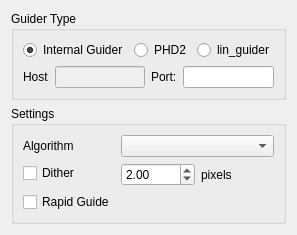
KDE/kstars, file kstars/ekos/guide/opsguide.ui: the form before one commit.
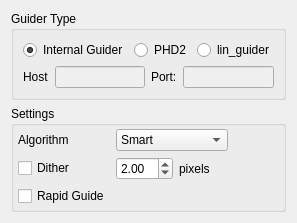
The form after the commit.

Commit message: More progress on guide and calibration options

```diff
--- a/kstars/ekos/guide/opsguide.ui
+++ b/kstars/ekos/guide/opsguide.ui
@@ -7,7 +7,7 @@
     <x>0</x>
     <y>0</y>
     <width>269</width>
-    <height>210</height>
+    <height>207</height>
    </rect>
   </property>
   <property name="windowTitle">
@@ -33,6 +33,9 @@
           <property name="checked">
            <bool>true</bool>
           </property>
+          <attribute name="buttonGroup">
+           <string notr="true">guiderTypeButtonGroup</string>
+          </attribute>
          </widget>
         </item>
         <item>
@@ -46,6 +49,9 @@
           <property name="checked">
            <bool>false</bool>
           </property>
+          <attribute name="buttonGroup">
+           <string notr="true">guiderTypeButtonGroup</string>
+          </attribute>
          </widget>
         </item>
         <item>
@@ -53,6 +59,9 @@
           <property name="text">
            <string>lin_guider</string>
           </property>
+          <attribute name="buttonGroup">
+           <string notr="true">guiderTypeButtonGroup</string>
+          </attribute>
          </widget>
         </item>
         <item>
@@ -98,6 +107,9 @@
         </item>
         <item>
          <widget class="QLineEdit" name="externalPort">
+          <property name="enabled">
+           <bool>false</bool>
+          </property>
           <property name="text">
            <string/>
           </property>
@@ -113,19 +125,21 @@
      <property name="title">
       <string>Settings</string>
      </property>
-     <layout class="QFormLayout" name="formLayout">
-      <item row="0" column="0">
-       <widget class="QLabel" name="l_19">
-        <property name="text">
-         <string>Algorithm</string>
-        </property>
-       </widget>
-      </item>
-      <item row="0" column="1">
-       <widget class="QComboBox" name="comboBox_ThresholdAlg"/>
-      </item>
+     <layout class="QGridLayout" name="gridLayout">
+      <property name="leftMargin">
+       <number>4</number>
+      </property>
+      <property name="topMargin">
+       <number>3</number>
+      </property>
+      <property name="rightMargin">
+       <number>3</number>
+      </property>
+      <property name="bottomMargin">
+       <number>3</number>
+      </property>
       <item row="1" column="0">
-       <widget class="QCheckBox" name="kcfg_EnableDither">
+       <widget class="QCheckBox" name="kcfg_DitherEnabled">
         <property name="toolTip">
          <string>Subframe the image around the guide star</string>
         </property>
@@ -134,6 +148,42 @@
         </property>
        </widget>
       </item>
+      <item row="2" column="0">
+       <widget class="QCheckBox" name="kcfg_RapidGuideEnabled">
+        <property name="text">
+         <string>Rapid Guide</string>
+        </property>
+       </widget>
+      </item>
+      <item row="0" column="1">
+       <widget class="QComboBox" name="kcfg_GuideAlgorithm">
+        <item>
+         <property name="text">
+          <string>Smart</string>
+         </property>
+        </item>
+        <item>
+         <property name="text">
+          <string>Fast</string>
+         </property>
+        </item>
+        <item>
+         <property name="text">
+          <string>Auto Threshold</string>
+         </property>
+        </item>
+        <item>
+         <property name="text">
+          <string>No Threshold</string>
+         </property>
+        </item>
+        <item>
+         <property name="text">
+          <string/>
+         </property>
+        </item>
+       </widget>
+      </item>
       <item row="1" column="1">
        <layout class="QHBoxLayout" name="horizontalLayout_2">
         <item>
@@ -161,16 +211,42 @@
         </item>
        </layout>
       </item>
-      <item row="2" column="0">
-       <widget class="QCheckBox" name="kcfg_EnableRapidGuide">
+      <item row="0" column="0">
+       <widget class="QLabel" name="l_19">
         <property name="text">
-         <string>Rapid Guide</string>
+         <string>Algorithm</string>
         </property>
        </widget>
       </item>
+      <item row="0" column="2">
+       <spacer name="horizontalSpacer">
+        <property name="orientation">
+         <enum>Qt::Horizontal</enum>
+        </property>
+        <property name="sizeHint" stdset="0">
+         <size>
+          <width>40</width>
+          <height>20</height>
+         </size>
+        </property>
+       </spacer>
+      </item>
      </layout>
     </widget>
    </item>
+   <item>
+    <spacer name="verticalSpacer">
+     <property name="orientation">
+      <enum>Qt::Vertical</enum>
+     </property>
+     <property name="sizeHint" stdset="0">
+      <size>
+       <width>20</width>
+       <height>40</height>
+      </size>
+     </property>
+    </spacer>
+   </item>
   </layout>
  </widget>
  <resources/>
```
Left out of the diff: 3 changed lines with no effect on the pictures. The commit also changes 8 other files.
